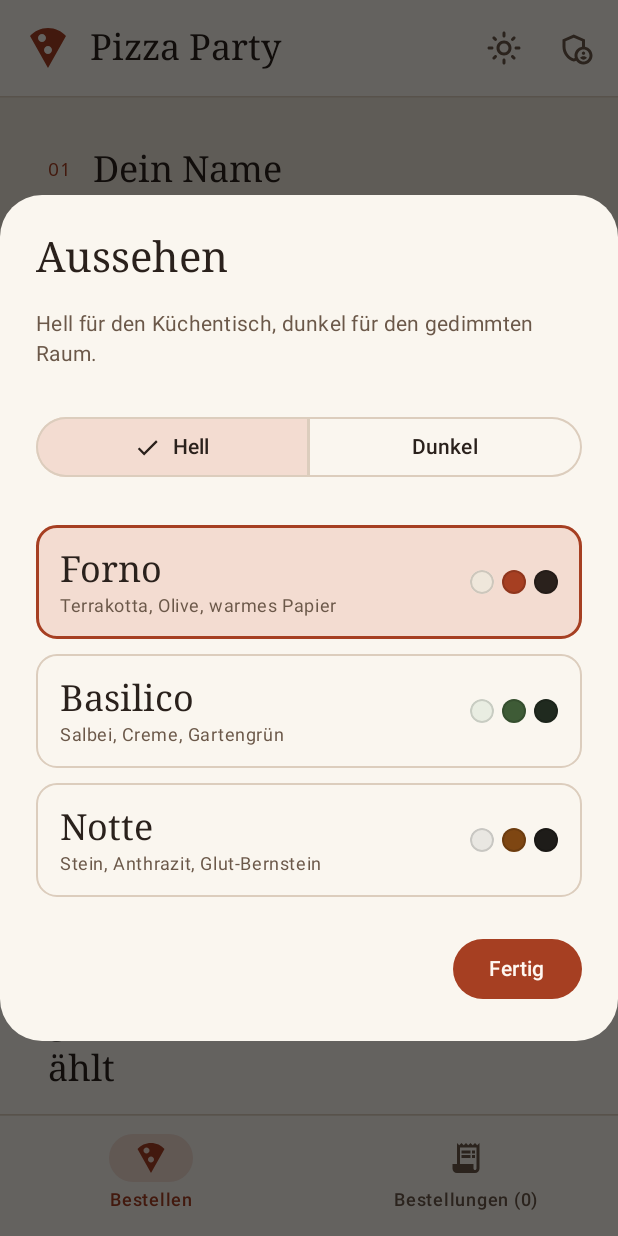
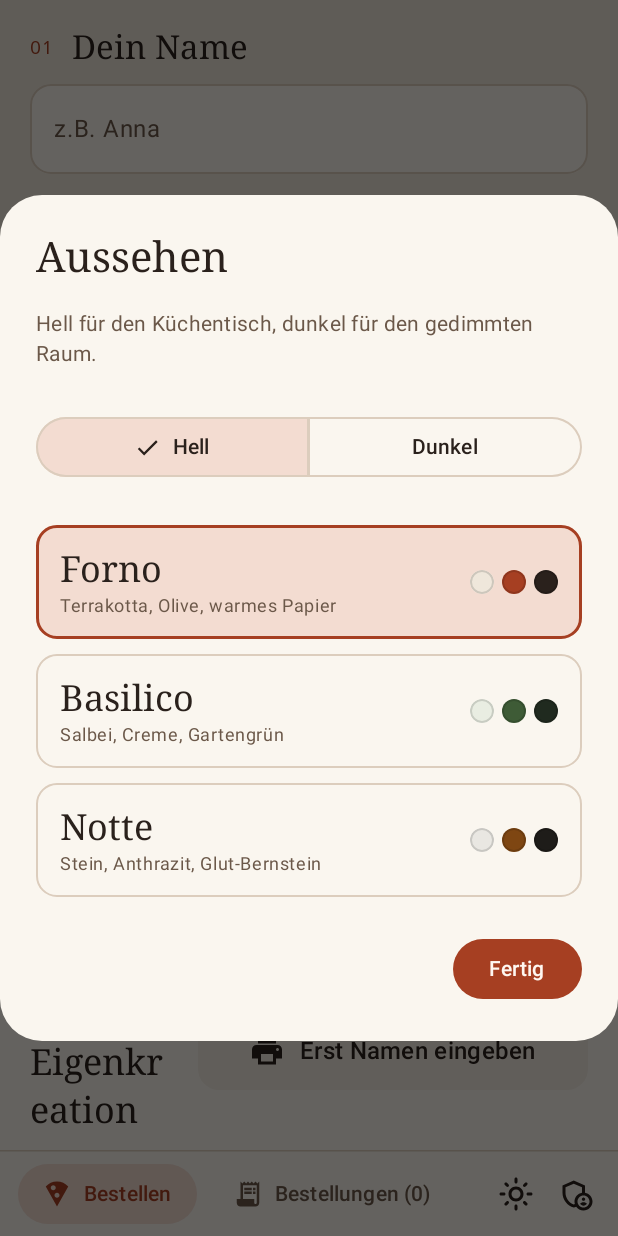
Before and after one commit to kaerbr/pizza-order, an Android app built with Jetpack Compose: the screen it shows after launch (MainActivity), after a tap on "Aussehen", on a phone screen of 412 x 824 dp. Run offline under Robolectric (Android 15) with nearby library versions, the phone set to English and light mode, and no system bars; libraries missing offline, so code that uses them is left out: com.dantsu.escposprinter; pictures from the network do not load; 2 other taps on this screen came first.

Commit message:
feat: Bestellseite passt komplett auf ein 8.7"-Tablet im Hochformat
Obere App-Leiste entfernt; Tabs, Aussehen und Admin teilen sich eine
schlanke untere Leiste (56dp statt TopAppBar + 80dp NavigationBar).
Formular verdichtet: kleinere Abstände und Abschnittstitel, kompaktere
Pizzakarten (Name einzeilig, kein Umbruch mitten im Wort), kleinere
Chips, Diät-Legende und Zeichenzähler in die Abschnittsüberschrift.

Co-Authored-By: Claude Opus 5.5 <noreply@anthropic.com>
Claude-Session: https://claude.ai/code/session_01KSFfrpMrVTAPuhwNFp2JYS

```diff
--- a/app/src/main/java/io/github/kaerbr/pizzaorder/MainActivity.kt
+++ b/app/src/main/java/io/github/kaerbr/pizzaorder/MainActivity.kt
@@ -24,6 +24,7 @@ import androidx.compose.foundation.layout.Spacer
 import androidx.compose.foundation.layout.fillMaxSize
 import androidx.compose.foundation.layout.fillMaxWidth
 import androidx.compose.foundation.layout.height
+import androidx.compose.foundation.layout.navigationBarsPadding
 import androidx.compose.foundation.layout.padding
 import androidx.compose.foundation.layout.size
 import androidx.compose.foundation.layout.width
@@ -45,9 +46,6 @@ import androidx.compose.material3.HorizontalDivider
 import androidx.compose.material3.Icon
 import androidx.compose.material3.IconButton
 import androidx.compose.material3.MaterialTheme
-import androidx.compose.material3.NavigationBar
-import androidx.compose.material3.NavigationBarItem
-import androidx.compose.material3.NavigationBarItemDefaults
 import androidx.compose.material3.Scaffold
 import androidx.compose.material3.SegmentedButton
 import androidx.compose.material3.SegmentedButtonDefaults
@@ -73,6 +71,7 @@ import androidx.compose.ui.Alignment
 import androidx.compose.ui.Modifier
 import androidx.compose.ui.draw.clip
 import androidx.compose.ui.graphics.Color
+import androidx.compose.ui.graphics.vector.ImageVector
 import androidx.compose.ui.platform.LocalContext
 import androidx.core.content.edit
 import androidx.compose.ui.text.font.FontWeight
@@ -200,51 +199,34 @@ private fun MainScaffold(
     // queue. Done orders are still in the list but already handled.
     val pendingCount = state.orders.count { !it.isDone() }
 
+    // No top bar: on the 8.7" tablet every dp goes to the order form. Tabs, appearance and
+    // admin share one slim bottom bar instead of a TopAppBar plus an 80dp NavigationBar.
     Scaffold(
         snackbarHost = { SnackbarHost(snackbar) },
-        topBar = {
-            Column {
-                TopAppBar(
-                    title = {
-                        Row(verticalAlignment = Alignment.CenterVertically) {
-                            Icon(Icons.Default.LocalPizza, null, Modifier.size(32.dp), tint = MaterialTheme.colorScheme.primary)
-                            Spacer(Modifier.width(12.dp))
-                            Text("Pizza Party", style = MaterialTheme.typography.headlineSmall)
+        bottomBar = {
+            Surface(color = MaterialTheme.colorScheme.surface) {
+                Column(Modifier.navigationBarsPadding()) {
+                    HorizontalDivider()
+                    Row(
+                        Modifier.fillMaxWidth().height(56.dp).padding(horizontal = 12.dp),
+                        verticalAlignment = Alignment.CenterVertically,
+                        horizontalArrangement = Arrangement.spacedBy(8.dp),
+                    ) {
+                        listOf(
+                            Icons.Default.LocalPizza to "Bestellen",
+                            Icons.AutoMirrored.Filled.ReceiptLong to "Bestellungen ($pendingCount)",
+                        ).forEachIndexed { page, (icon, label) ->
+                            TabItem(icon, label, selected = pagerState.currentPage == page) {
+                                scope.launch { pagerState.animateScrollToPage(page) }
+                            }
                         }
-                    },
-                    actions = {
+                        Spacer(Modifier.weight(1f))
                         IconButton(onClick = onOpenAppearance) {
                             Icon(Icons.Outlined.LightMode, contentDescription = "Aussehen")
                         }
                         IconButton(onClick = onOpenSettings) {
-                            Icon(
-                                Icons.Outlined.AdminPanelSettings,
-                                contentDescription = "Admin",
-                            )
+                            Icon(Icons.Outlined.AdminPanelSettings, contentDescription = "Admin")
                         }
-                    },
-                    colors = TopAppBarDefaults.topAppBarColors(
-                        containerColor = MaterialTheme.colorScheme.surface,
-                    ),
-                )
-                HorizontalDivider()
-            }
-        },
-        bottomBar = {
-            Column {
-                HorizontalDivider()
-                NavigationBar(containerColor = MaterialTheme.colorScheme.surface) {
-                    listOf(
-                        Icons.Default.LocalPizza to "Bestellen",
-                        Icons.AutoMirrored.Filled.ReceiptLong to "Bestellungen ($pendingCount)",
-                    ).forEachIndexed { page, (icon, label) ->
-                        NavigationBarItem(
-                            selected = pagerState.currentPage == page,
-                            onClick = { scope.launch { pagerState.animateScrollToPage(page) } },
-                            icon = { Icon(icon, null) },
-                            label = { Text(label, fontWeight = FontWeight.SemiBold) },
-                            colors = NavigationBarItemDefaults.colors(selectedIconColor = MaterialTheme.colorScheme.primary),
-                        )
                     }
                 }
             }
@@ -267,6 +249,26 @@ private fun MainScaffold(
                     onReprint = vm::reprint,
                 )
             }
+        }
+    }
+}
+
+@Composable
+private fun TabItem(icon: ImageVector, label: String, selected: Boolean, onClick: () -> Unit) {
+    val colors = MaterialTheme.colorScheme
+    Surface(
+        onClick = onClick,
+        shape = CircleShape,
+        color = if (selected) colors.primaryContainer else Color.Transparent,
+        contentColor = if (selected) colors.primary else colors.onSurfaceVariant,
+    ) {
+        Row(
+            Modifier.height(40.dp).padding(horizontal = 16.dp),
+            verticalAlignment = Alignment.CenterVertically,
+            horizontalArrangement = Arrangement.spacedBy(8.dp),
+        ) {
+            Icon(icon, null, Modifier.size(20.dp))
+            Text(label, style = MaterialTheme.typography.labelLarge, fontWeight = FontWeight.SemiBold)
         }
     }
 }
--- a/app/src/main/java/io/github/kaerbr/pizzaorder/ui/OrderScreen.kt
+++ b/app/src/main/java/io/github/kaerbr/pizzaorder/ui/OrderScreen.kt
@@ -61,7 +61,7 @@ import androidx.compose.ui.graphics.vector.ImageVector
 import androidx.compose.ui.text.font.FontFamily
 import androidx.compose.ui.text.font.FontWeight
 import androidx.compose.ui.text.input.KeyboardCapitalization
-import androidx.compose.ui.text.style.TextAlign
+import androidx.compose.ui.text.style.TextOverflow
 import androidx.compose.ui.unit.dp
 import androidx.compose.ui.unit.em
 import io.github.kaerbr.pizzaorder.Diet
@@ -110,10 +110,11 @@ fun OrderScreen(
                 .weight(1f)
                 .fillMaxWidth()
                 .verticalScroll(rememberScrollState())
-                .padding(horizontal = 32.dp, vertical = 32.dp),
+                .padding(horizontal = 20.dp, vertical = 16.dp),
             horizontalAlignment = Alignment.CenterHorizontally,
         ) {
-            Column(Modifier.widthIn(max = 920.dp), verticalArrangement = Arrangement.spacedBy(32.dp)) {
+            // Spacing tuned so the whole form fits one portrait screen of the 8.7" party tablet (~600×1000dp).
+            Column(Modifier.widthIn(max = 920.dp), verticalArrangement = Arrangement.spacedBy(14.dp)) {
                 Section("01", "Dein Name") {
                     OutlinedTextField(
                         value = customer,
@@ -132,9 +133,9 @@ fun OrderScreen(
                     // Eigenkreation only shows a diet while it's the one being built.
                     val tiles = menu.presets.map { Triple(it.name, it.description, menu.dietOf(it)) } +
                         Triple(CUSTOM_NAME, "Sauce und Belag frei wählen", if (pizzaName == CUSTOM_NAME) diet else Diet.NONE)
-                    Column(verticalArrangement = Arrangement.spacedBy(10.dp)) {
+                    Column(verticalArrangement = Arrangement.spacedBy(8.dp)) {
                         tiles.chunked(3).forEach { row ->
-                            Row(Modifier.height(IntrinsicSize.Min), horizontalArrangement = Arrangement.spacedBy(10.dp)) {
+                            Row(Modifier.height(IntrinsicSize.Min), horizontalArrangement = Arrangement.spacedBy(8.dp)) {
                                 row.forEach { (name, desc, tileDiet) ->
                                     PizzaCard(name, desc, tileDiet, pizzaName == name, Modifier.weight(1f).fillMaxHeight()) {
                                         menu.presets.find { it.name == name }?.let { p ->
@@ -156,7 +157,7 @@ fun OrderScreen(
                     }
                 }
 
-                Section("04", "Belag") {
+                Section("04", "Belag", trailing = { DietLegend() }) {
                     FlowRow(horizontalArrangement = Arrangement.spacedBy(8.dp), verticalArrangement = Arrangement.spacedBy(8.dp)) {
                         menu.toppings.forEach { t ->
                             val selected = t.name in toppingNames
@@ -165,16 +166,17 @@ fun OrderScreen(
                             }
                         }
                     }
-                    DietLegend()
                 }
 
-                Section("05", "Notiz für die Küche") {
+                // Counter sits in the header row: as supportingText it cost a line under the field.
+                Section("05", "Notiz für die Küche", trailing = {
+                    Text("${note.length} / $NOTE_MAX", style = MaterialTheme.typography.bodySmall, color = MaterialTheme.colorScheme.onSurfaceVariant)
+                }) {
                     OutlinedTextField(
                         value = note,
                         onValueChange = { note = it.take(NOTE_MAX) },
                         placeholder = { Text("z.B. extra knusprig, ohne Oregano…") },
-                        minLines = 3,
-                        supportingText = { Text("${note.length} / $NOTE_MAX", Modifier.fillMaxWidth(), textAlign = TextAlign.End) },
+                        maxLines = 3,
                         keyboardOptions = KeyboardOptions(capitalization = KeyboardCapitalization.Sentences),
                         shape = RoundedCornerShape(14.dp),
                         colors = fieldColors(),
@@ -188,7 +190,7 @@ fun OrderScreen(
         HorizontalDivider()
         Surface(color = MaterialTheme.colorScheme.surface) {
             Row(
-                Modifier.fillMaxWidth().padding(horizontal = 32.dp, vertical = 14.dp),
+                Modifier.fillMaxWidth().padding(horizontal = 20.dp, vertical = 10.dp),
                 verticalAlignment = Alignment.CenterVertically,
                 horizontalArrangement = Arrangement.spacedBy(20.dp),
             ) {
@@ -250,7 +252,7 @@ fun OrderScreen(
                         disabledContainerColor = Color.Transparent, disabledContentColor = contentColor,
                     ),
                     modifier = Modifier
-                        .heightIn(min = 56.dp).widthIn(min = 280.dp)
+                        .heightIn(min = 52.dp).widthIn(min = 260.dp)
                         .clip(shape)
                         .background(MaterialTheme.colorScheme.surfaceVariant)
                         .drawBehind { drawRect(fill.copy(alpha = fillAlpha), size = size.copy(width = size.width * progress)) },
@@ -324,11 +326,12 @@ private fun fieldColors() = OutlinedTextFieldDefaults.colors(
 )
 
 @Composable
-private fun Section(step: String, title: String, content: @Composable () -> Unit) {
-    Column(verticalArrangement = Arrangement.spacedBy(14.dp)) {
-        Row(verticalAlignment = Alignment.CenterVertically, horizontalArrangement = Arrangement.spacedBy(14.dp)) {
+private fun Section(step: String, title: String, trailing: @Composable () -> Unit = {}, content: @Composable () -> Unit) {
+    Column(verticalArrangement = Arrangement.spacedBy(8.dp)) {
+        Row(verticalAlignment = Alignment.CenterVertically, horizontalArrangement = Arrangement.spacedBy(12.dp)) {
             Text(step, style = MaterialTheme.typography.labelMedium, fontFamily = FontFamily.Monospace, color = MaterialTheme.colorScheme.primary)
-            Text(title, style = MaterialTheme.typography.headlineSmall)
+            Text(title, style = MaterialTheme.typography.headlineSmall.copy(fontSize = MaterialTheme.typography.titleLarge.fontSize), modifier = Modifier.weight(1f))
+            trailing()
         }
         content()
     }
@@ -344,9 +347,10 @@ private fun PizzaCard(name: String, description: String, diet: Diet, selected: B
         color = if (selected) colors.primaryContainer else colors.surface,
         border = BorderStroke(if (selected) 2.dp else 1.dp, if (selected) colors.primary else colors.outline),
     ) {
-        Column(Modifier.padding(horizontal = 14.dp, vertical = 13.dp), verticalArrangement = Arrangement.spacedBy(4.dp)) {
-            Text(name, style = MaterialTheme.typography.headlineSmall.copy(fontSize = MaterialTheme.typography.titleLarge.fontSize))
-            Text(description, style = MaterialTheme.typography.bodyMedium, fontWeight = FontWeight.Medium, modifier = Modifier.weight(1f))
+        Column(Modifier.padding(horizontal = 12.dp, vertical = 10.dp), verticalArrangement = Arrangement.spacedBy(3.dp)) {
+            // One line each: at three columns "Eigenkreation" used to break mid-word and stretch the whole row.
+            Text(name, style = MaterialTheme.typography.headlineSmall.copy(fontSize = MaterialTheme.typography.titleMedium.fontSize * 1.15f), maxLines = 1, overflow = TextOverflow.Ellipsis)
+            Text(description, style = MaterialTheme.typography.bodyMedium, fontWeight = FontWeight.Medium, maxLines = 2, overflow = TextOverflow.Ellipsis, modifier = Modifier.weight(1f))
             Row(Modifier.fillMaxWidth(), verticalAlignment = Alignment.CenterVertically) {
                 DietBadge(diet)
                 Spacer(Modifier.weight(1f))
@@ -368,7 +372,7 @@ private fun Pill(label: String, selected: Boolean, icon: ImageVector? = null, di
     FilterChip(
         selected = selected,
         onClick = onClick,
-        label = { Text(label, style = MaterialTheme.typography.bodyLarge) },
+        label = { Text(label, style = MaterialTheme.typography.bodyMedium) },
         leadingIcon = icon?.let { { Icon(it, null, Modifier.size(16.dp), tint = MaterialTheme.colorScheme.primary) } },
         trailingIcon = diet.icon?.let { { Icon(it, diet.label, Modifier.size(16.dp), tint = MaterialTheme.colorScheme.onTertiaryContainer) } },
         shape = CircleShape,
@@ -378,6 +382,6 @@ private fun Pill(label: String, selected: Boolean, icon: ImageVector? = null, di
             borderColor = MaterialTheme.colorScheme.outline,
             selectedBorderColor = MaterialTheme.colorScheme.primary,
         ),
-        modifier = Modifier.heightIn(min = 44.dp),
+        modifier = Modifier.heightIn(min = 40.dp),
     )
 }
```
